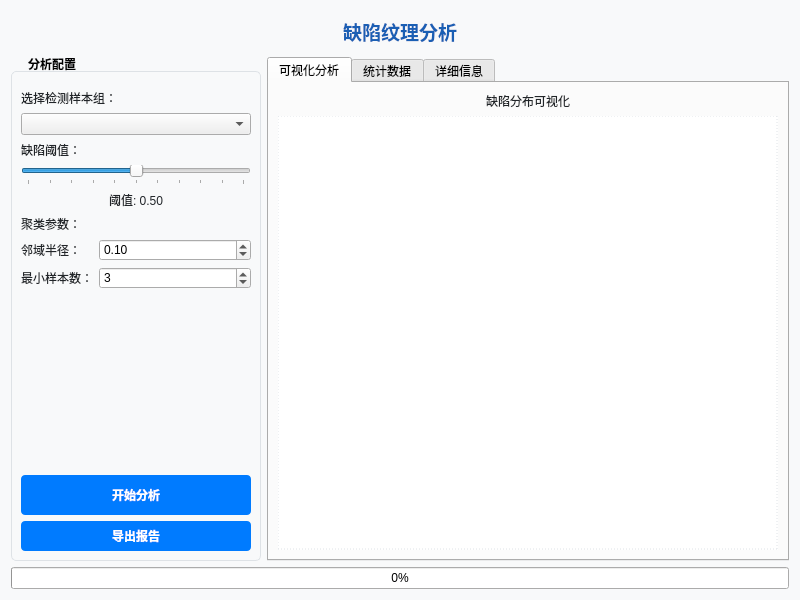
The window that ui/detect_result.ui (211250243/app) describes before a commit, drawn with Qt 5.
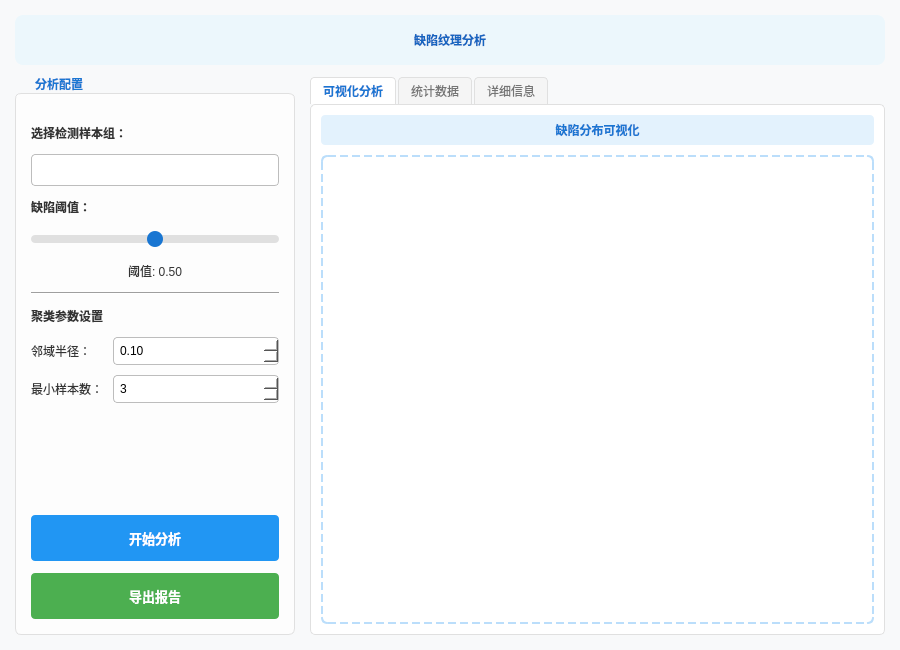
The same window after the commit. Icons and pictures are not drawn.

```diff
--- a/ui/detect_result.ui
+++ b/ui/detect_result.ui
@@ -6,8 +6,8 @@
    <rect>
     <x>0</x>
     <y>0</y>
-    <width>800</width>
-    <height>600</height>
+    <width>900</width>
+    <height>650</height>
    </rect>
   </property>
   <property name="windowTitle">
@@ -21,36 +21,163 @@
     background-color: #f8f9fa;
 }
 QLabel {
-    color: #212529;
+    color: #333333;
+    font-size: 9pt;
 }
 QPushButton {
-    background-color: #007bff;
+    background-color: #1e88e5;
     color: white;
     border: none;
     border-radius: 4px;
-    padding: 6px 12px;
+    padding: 8px 16px;
     font-weight: bold;
+    font-size: 10pt;
+    min-height: 30px;
 }
 QPushButton:hover {
     background-color: #0069d9;
 }
 QPushButton:pressed {
-    background-color: #0062cc;
+    background-color: #1565c0;
+}
+QPushButton:disabled {
+    background-color: #bbdefb;
+    color: #90caf9;
 }
 QGroupBox {
     font-weight: bold;
-    border: 1px solid #dee2e6;
-    border-radius: 5px;
-    margin-top: 14px;
-    padding-top: 8px;
+    border: 1px solid #e0e0e0;
+    border-radius: 6px;
+    margin-top: 16px;
+    padding-top: 10px;
+    background-color: rgba(255, 255, 255, 0.7);
 }
 QGroupBox::title {
     subcontrol-origin: margin;
     left: 10px;
-    padding: 0 5px;
-}</string>
+    padding: 0 8px;
+    color: #1976d2;
+    font-size: 10pt;
+}
+QTabWidget::pane {
+    border: 1px solid #e0e0e0;
+    border-radius: 5px;
+    background-color: white;
+}
+QTabBar::tab {
+    background-color: #f5f5f5;
+    border: 1px solid #e0e0e0;
+    border-bottom: none;
+    border-top-left-radius: 4px;
+    border-top-right-radius: 4px;
+    padding: 6px 12px;
+    margin-right: 2px;
+    color: #757575;
+}
+QTabBar::tab:selected {
+    background-color: white;
+    color: #1976d2;
+    font-weight: bold;
+}
+QTabBar::tab:hover:!selected {
+    background-color: #e3f2fd;
+}
+QComboBox {
+    border: 1px solid #bdbdbd;
+    border-radius: 4px;
+    padding: 5px;
+    background-color: white;
+}
+QComboBox::drop-down {
+    border: none;
+    width: 20px;
+}
+QComboBox::down-arrow {
+    image: url(ui/icon/dropdown.png);
+    width: 12px;
+    height: 12px;
+}
+QSlider {
+    min-height: 22px;
+}
+QSlider::groove:horizontal {
+    height: 8px;
+    background: #e0e0e0;
+    border-radius: 4px;
+}
+QSlider::handle:horizontal {
+    background: #1976d2;
+    border: none;
+    width: 16px;
+    margin-top: -4px;
+    margin-bottom: -4px;
+    border-radius: 8px;
+}
+QSlider::handle:horizontal:hover {
+    background: #1565c0;
+}
+QDoubleSpinBox, QSpinBox {
+    border: 1px solid #bdbdbd;
+    border-radius: 4px;
+    padding: 4px;
+    background-color: white;
+}
+QTextBrowser {
+    border: 1px solid #e0e0e0;
+    border-radius: 4px;
+    background-color: white;
+    font-family: &quot;Consolas&quot;, monospace;
+    padding: 10px;
+    selection-background-color: #bbdefb;
+}
+QTreeWidget {
+    border: 1px solid #e0e0e0;
+    border-radius: 4px;
+    background-color: white;
+    selection-background-color: #e3f2fd;
+    selection-color: #212121;
+}
+QTreeWidget::item {
+    padding: 4px;
+}
+QTreeWidget::branch:selected {
+    background-color: #e3f2fd;
+}
+QTreeWidget::item:selected {
+    background-color: #e3f2fd;
+    color: #212121;
+}
+QProgressBar {
+    border: 1px solid #e0e0e0;
+    border-radius: 4px;
+    background-color: #f5f5f5;
+    text-align: center;
+    padding: 2px;
+    height: 20px;
+}
+QProgressBar::chunk {
+    background-color: qlineargradient(spread:pad, x1:0, y1:0, x2:1, y2:0, 
+                                  stop:0 #2196f3, stop:1 #03a9f4);
+    border-radius: 3px;
+}
+</string>
   </property>
   <layout class="QVBoxLayout" name="verticalLayout">
+   <property name="spacing">
+    <number>12</number>
+   </property>
+   <property name="leftMargin">
+    <number>15</number>
+   </property>
+   <property name="topMargin">
+    <number>15</number>
+   </property>
+   <property name="rightMargin">
+    <number>15</number>
+   </property>
+   <property name="bottomMargin">
+    <number>15</number>
+   </property>
    <item>
     <widget class="QLabel" name="titleLabel">
      <property name="sizePolicy">
@@ -62,18 +189,21 @@
      <property name="minimumSize">
       <size>
        <width>0</width>
-       <height>40</height>
+       <height>50</height>
       </size>
      </property>
      <property name="font">
       <font>
        <family>Microsoft YaHei UI</family>
-       <pointsize>14</pointsize>
+       <pointsize>9</pointsize>
        <bold>true</bold>
       </font>
      </property>
      <property name="styleSheet">
-      <string notr="true">color: #1a5fb4;</string>
+      <string notr="true">color: #1565c0;
+background-color: rgba(225, 245, 254, 0.5);
+border-radius: 8px;
+padding: 5px;</string>
      </property>
      <property name="text">
       <string>缺陷纹理分析</string>
@@ -85,17 +215,20 @@
    </item>
    <item>
     <layout class="QHBoxLayout" name="horizontalLayout">
+     <property name="spacing">
+      <number>15</number>
+     </property>
      <item>
       <widget class="QGroupBox" name="configGroupBox">
        <property name="minimumSize">
         <size>
-         <width>200</width>
+         <width>240</width>
          <height>0</height>
         </size>
        </property>
        <property name="maximumSize">
         <size>
-         <width>250</width>
+         <width>280</width>
          <height>16777215</height>
         </size>
        </property>
@@ -103,18 +236,54 @@
         <string>分析配置</string>
        </property>
        <layout class="QVBoxLayout" name="verticalLayout_2">
+        <property name="spacing">
+         <number>12</number>
+        </property>
+        <property name="leftMargin">
+         <number>15</number>
+        </property>
+        <property name="topMargin">
+         <number>20</number>
+        </property>
+        <property name="rightMargin">
+         <number>15</number>
+        </property>
+        <property name="bottomMargin">
+         <number>15</number>
+        </property>
         <item>
          <widget class="QLabel" name="groupLabel">
+          <property name="font">
+           <font>
+            <family>Microsoft YaHei UI</family>
+            <pointsize>9</pointsize>
+            <bold>true</bold>
+           </font>
+          </property>
           <property name="text">
            <string>选择检测样本组：</string>
           </property>
          </widget>
         </item>
         <item>
-         <widget class="QComboBox" name="sampleGroupComboBox"/>
+         <widget class="QComboBox" name="sampleGroupComboBox">
+          <property name="minimumSize">
+           <size>
+            <width>0</width>
+            <height>32</height>
+           </size>
+          </property>
+         </widget>
         </item>
         <item>
          <widget class="QLabel" name="thresholdLabel">
+          <property name="font">
+           <font>
+            <family>Microsoft YaHei UI</family>
+            <pointsize>9</pointsize>
+            <bold>true</bold>
+           </font>
+          </property>
           <property name="text">
            <string>缺陷阈值：</string>
           </property>
@@ -132,7 +301,10 @@
            <enum>Qt::Horizontal</enum>
           </property>
           <property name="tickPosition">
-           <enum>QSlider::TicksBelow</enum>
+           <enum>QSlider::TickPosition::TicksBelow</enum>
+          </property>
+          <property name="tickInterval">
+           <number>10</number>
           </property>
          </widget>
         </item>
@@ -142,21 +314,53 @@
            <string>阈值: 0.50</string>
           </property>
           <property name="alignment">
-           <set>Qt::AlignCenter</set>
+           <set>Qt::AlignmentFlag::AlignCenter</set>
+          </property>
+         </widget>
+        </item>
+        <item>
+         <widget class="Line" name="line">
+          <property name="orientation">
+           <enum>Qt::Orientation::Horizontal</enum>
           </property>
          </widget>
         </item>
         <item>
          <widget class="QLabel" name="clusterLabel">
+          <property name="font">
+           <font>
+            <family>Microsoft YaHei UI</family>
+            <pointsize>9</pointsize>
+            <bold>true</bold>
+           </font>
+          </property>
           <property name="text">
-           <string>聚类参数：</string>
+           <string>聚类参数设置</string>
           </property>
          </widget>
         </item>
         <item>
          <layout class="QFormLayout" name="formLayout">
+          <property name="labelAlignment">
+           <set>Qt::AlignmentFlag::AlignLeading|Qt::AlignmentFlag::AlignLeft|Qt::AlignmentFlag::AlignVCenter</set>
+          </property>
+          <property name="formAlignment">
+           <set>Qt::AlignmentFlag::AlignHCenter|Qt::AlignmentFlag::AlignTop</set>
+          </property>
+          <property name="horizontalSpacing">
+           <number>10</number>
+          </property>
+          <property name="verticalSpacing">
+           <number>10</number>
+          </property>
           <item row="0" column="0">
            <widget class="QLabel" name="epsLabel">
+            <property name="font">
+             <font>
+              <family>Microsoft YaHei UI</family>
+              <pointsize>9</pointsize>
+             </font>
+            </property>
             <property name="text">
              <string>邻域半径：</string>
             </property>
@@ -164,6 +368,12 @@
           </item>
           <item row="0" column="1">
            <widget class="QDoubleSpinBox" name="epsSpinBox">
+            <property name="minimumSize">
+             <size>
+              <width>0</width>
+              <height>28</height>
+             </size>
+            </property>
             <property name="minimum">
              <double>0.010000000000000</double>
             </property>
@@ -180,6 +390,12 @@
           </item>
           <item row="1" column="0">
            <widget class="QLabel" name="minSamplesLabel">
+            <property name="font">
+             <font>
+              <family>Microsoft YaHei UI</family>
+              <pointsize>9</pointsize>
+             </font>
+            </property>
             <property name="text">
              <string>最小样本数：</string>
             </property>
@@ -187,6 +403,12 @@
           </item>
           <item row="1" column="1">
            <widget class="QSpinBox" name="minSamplesSpinBox">
+            <property name="minimumSize">
+             <size>
+              <width>0</width>
+              <height>28</height>
+             </size>
+            </property>
             <property name="minimum">
              <number>1</number>
             </property>
@@ -218,9 +440,12 @@
           <property name="minimumSize">
            <size>
             <width>0</width>
-            <height>40</height>
+            <height>46</height>
            </size>
           </property>
+          <property name="styleSheet">
+           <string notr="true">background-color: #2196F3;</string>
+          </property>
           <property name="text">
            <string>开始分析</string>
           </property>
@@ -228,6 +453,15 @@
         </item>
         <item>
          <widget class="QPushButton" name="exportButton">
+          <property name="minimumSize">
+           <size>
+            <width>0</width>
+            <height>46</height>
+           </size>
+          </property>
+          <property name="styleSheet">
+           <string notr="true">background-color: #4CAF50;</string>
+          </property>
           <property name="text">
            <string>导出报告</string>
           </property>
@@ -246,6 +480,21 @@
          <string>可视化分析</string>
         </attribute>
         <layout class="QVBoxLayout" name="verticalLayout_3">
+         <property name="spacing">
+          <number>10</number>
+         </property>
+         <property name="leftMargin">
+          <number>10</number>
+         </property>
+         <property name="topMargin">
+          <number>10</number>
+         </property>
+         <property name="rightMargin">
+          <number>10</number>
+         </property>
+         <property name="bottomMargin">
+          <number>10</number>
+         </property>
          <item>
           <widget class="QLabel" name="visualLabel">
            <property name="sizePolicy">
@@ -254,6 +503,19 @@
              <verstretch>0</verstretch>
             </sizepolicy>
            </property>
+           <property name="font">
+            <font>
+             <family>Microsoft YaHei UI</family>
+             <pointsize>9</pointsize>
+             <bold>true</bold>
+            </font>
+           </property>
+           <property name="styleSheet">
+            <string notr="true">color: #1976D2;
+background-color: #E3F2FD;
+padding: 6px;
+border-radius: 4px;</string>
+           </property>
            <property name="text">
             <string>缺陷分布可视化</string>
            </property>
@@ -271,8 +533,9 @@
             </sizepolicy>
            </property>
            <property name="styleSheet">
-            <string notr="true">border: 1px dashed #dee2e6;
-background-color: #ffffff;</string>
+            <string notr="true">border: 2px dashed #BBDEFB;
+background-color: #FFFFFF;
+border-radius: 6px;</string>
            </property>
            <property name="text">
             <string/>
@@ -324,13 +587,6 @@
      </item>
     </layout>
    </item>
-   <item>
-    <widget class="QProgressBar" name="progressBar">
-     <property name="value">
-      <number>0</number>
-     </property>
-    </widget>
-   </item>
   </layout>
  </widget>
  <resources/>
```
Left out of the diff: 75 changed lines with no effect on the pictures.
